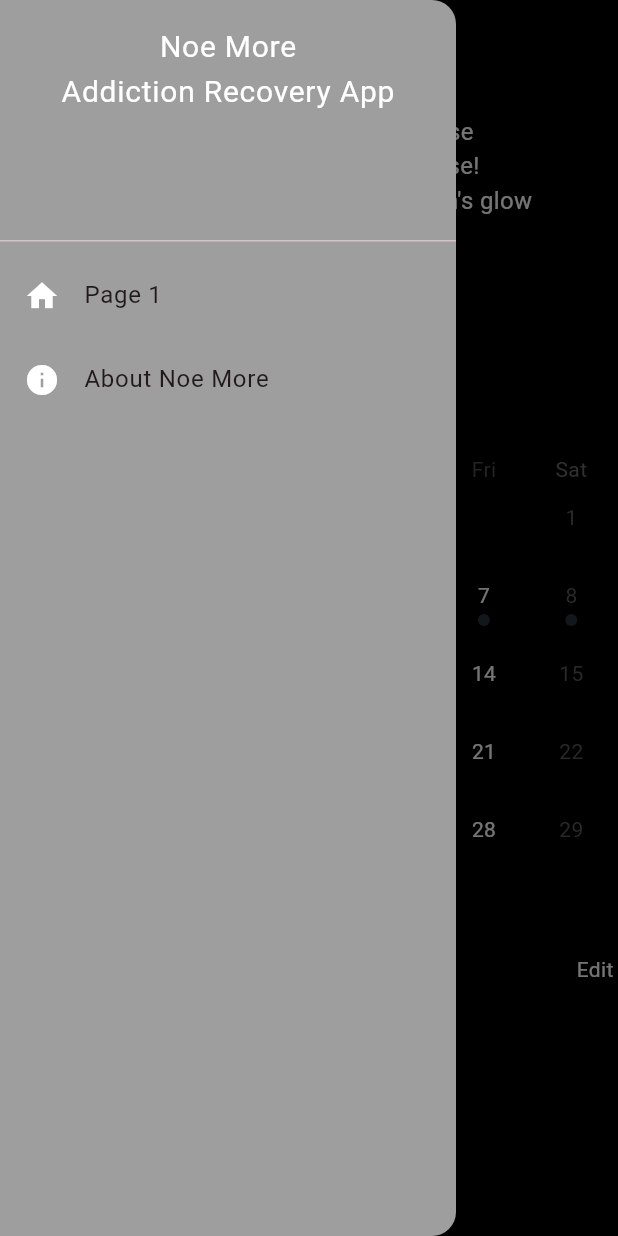
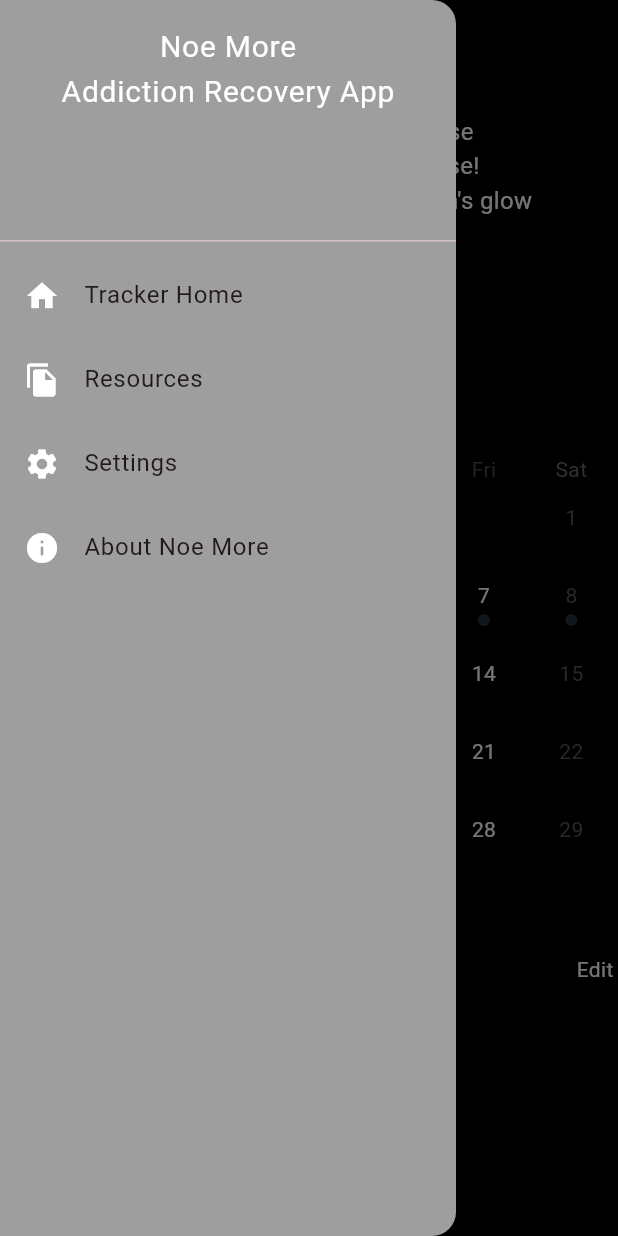
Before and after one commit to matt0681/Addiction-Recovery-App, a Flutter app: the screen it shows after launch, with the side drawer open, on a phone screen of 412 x 824 dp. Run offline on Flutter 3.47's test engine with Material 2 defaults, Android fonts, the phone set to English and light mode, and no system bars; drawn by our look-alikes of table_calendar; our stand-ins replace flutter_native_splash.

Commit message:
updated the navigation bar

```diff
--- a/lib/screens/home_page.dart
+++ b/lib/screens/home_page.dart
@@ -59,7 +59,23 @@ class _MyHomePageState extends State<MyHomePage> {
 
             ListTile(
               leading: Icon(Icons.home, color: Colors.white),
-              title: Text('Page 1'),
+              title: Text('Tracker Home'),
+              onTap: () {
+                Navigator.pop(context);
+              },
+            ),
+
+            ListTile(
+              leading: Icon(Icons.file_copy, color: Colors.white),
+              title: Text('Resources'),
+              onTap: () {
+                Navigator.pop(context);
+              },
+            ),
+
+            ListTile(
+              leading: Icon(Icons.settings, color: Colors.white),
+              title: Text('Settings'),
               onTap: () {
                 Navigator.pop(context);
               },
```
